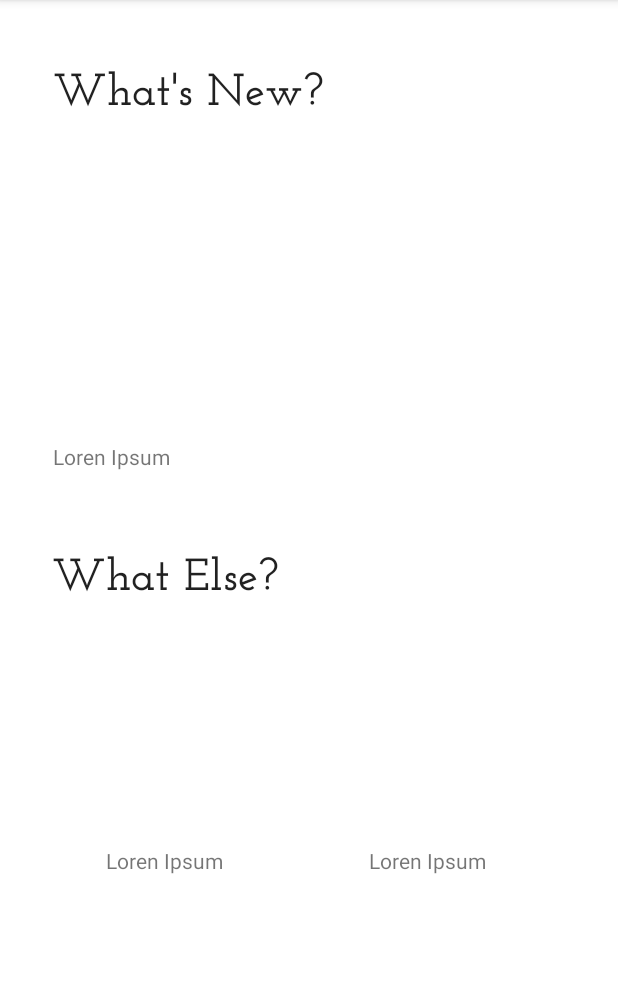
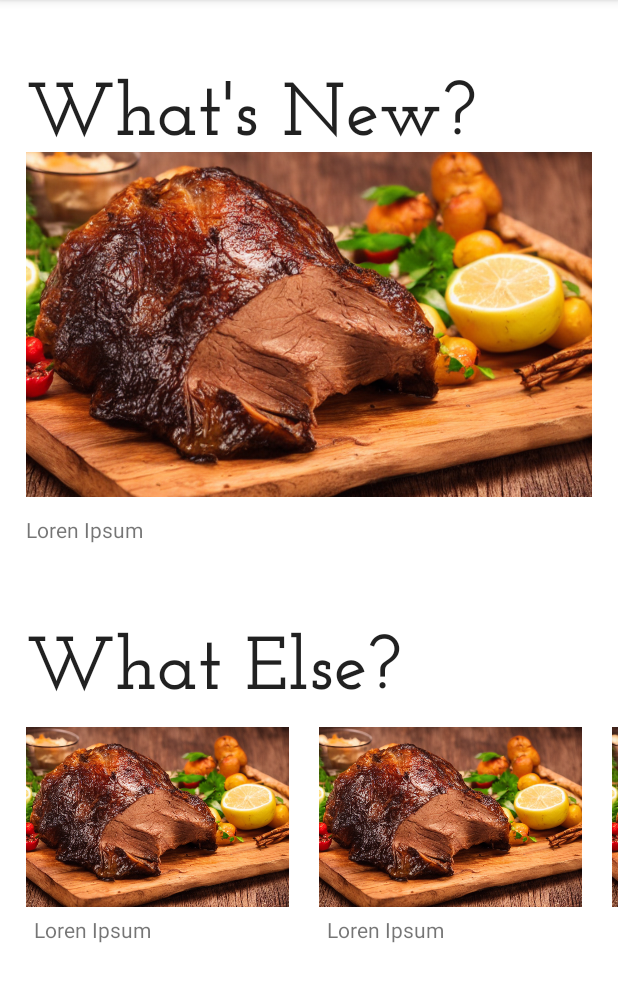
Before and after one commit to ParkerStraus/Senior-Project-App, an Android app: the screen it shows after launch (MainActivity), on a phone screen of 412 x 824 dp, the part 84-1086 px from its top. Run offline under Robolectric (Android 15) with nearby library versions, the phone set to English and light mode, and no system bars.

Commit message:
Improved layout and styling of page

```diff
--- a/TimelyChefs/app/src/main/res/layout/activity_main.xml
+++ b/TimelyChefs/app/src/main/res/layout/activity_main.xml
@@ -9,51 +9,55 @@
     <ImageView
         android:id="@+id/imageView_whatsnew"
         android:layout_width="0dp"
-        android:layout_height="189dp"
-        android:layout_marginStart="35dp"
+        android:layout_height="230dp"
+        android:layout_marginStart="17dp"
         android:layout_marginTop="8dp"
-        android:layout_marginEnd="35dp"
+        android:layout_marginEnd="17dp"
         android:contentDescription="@string/imageoffood"
         android:scaleType="centerCrop"
+        android:src="@drawable/roast"
         app:layout_constraintEnd_toEndOf="parent"
         app:layout_constraintHorizontal_bias="0.0"
         app:layout_constraintStart_toStartOf="parent"
         app:layout_constraintTop_toBottomOf="@+id/textView_whatsNew"
-        tools:srcCompat="@drawable/roast" />
+        tools:src="@drawable/roast" />
 
     <TextView
         android:id="@+id/textView_whatsNew"
-        android:layout_width="223dp"
-        android:layout_height="43dp"
+        android:layout_width="0dp"
+        android:layout_height="50dp"
+        android:layout_marginStart="17dp"
         android:text="@string/whatsnew"
         android:textAppearance="@style/HeaderText"
         app:layout_constraintBottom_toBottomOf="parent"
         app:layout_constraintEnd_toEndOf="parent"
-        app:layout_constraintHorizontal_bias="0.186"
+        app:layout_constraintHorizontal_bias="0.0"
         app:layout_constraintStart_toStartOf="parent"
         app:layout_constraintTop_toTopOf="parent"
-        app:layout_constraintVertical_bias="0.058" />
+        app:layout_constraintVertical_bias="0.060000002" />
 
     <TextView
         android:id="@+id/textView_whatElse"
-        android:layout_width="174dp"
+        android:layout_width="0dp"
         android:layout_height="50dp"
+        android:layout_marginStart="17dp"
+        android:layout_marginEnd="17dp"
         android:text="@string/whatelse"
         android:textAppearance="@style/HeaderText"
         app:layout_constraintBottom_toBottomOf="parent"
         app:layout_constraintEnd_toEndOf="parent"
-        app:layout_constraintHorizontal_bias="0.147"
+        app:layout_constraintHorizontal_bias="1.0"
         app:layout_constraintStart_toStartOf="parent"
         app:layout_constraintTop_toBottomOf="@+id/textView_caption"
-        app:layout_constraintVertical_bias="0.036" />
+        app:layout_constraintVertical_bias="0.038" />
 
     <TextView
         android:id="@+id/textView_caption"
-        android:layout_width="342dp"
+        android:layout_width="0dp"
         android:layout_height="57dp"
-        android:layout_marginStart="35dp"
+        android:layout_marginStart="17dp"
         android:layout_marginTop="12dp"
-        android:layout_marginEnd="35dp"
+        android:layout_marginEnd="17dp"
         android:text="@string/lipsum"
         app:layout_constraintEnd_toEndOf="parent"
         app:layout_constraintHorizontal_bias="0.0"
@@ -62,10 +66,9 @@
 
     <HorizontalScrollView
         android:layout_width="0dp"
-        android:layout_height="320dp"
-        android:layout_marginStart="35dp"
-        android:layout_marginEnd="35dp"
-        android:fillViewport="true"
+        android:layout_height="230dp"
+        android:layout_marginBottom="32dp"
+        android:fillViewport="false"
         app:layout_constraintBottom_toBottomOf="parent"
         app:layout_constraintEnd_toEndOf="parent"
         app:layout_constraintStart_toStartOf="parent"
@@ -75,12 +78,16 @@
         <LinearLayout
             android:layout_width="wrap_content"
             android:layout_height="match_parent"
-            android:orientation="horizontal">
+            android:orientation="horizontal"
+            android:paddingLeft="7dp"
+            android:paddingRight="7dp">
 
             <LinearLayout
                 android:layout_width="match_parent"
                 android:layout_height="match_parent"
-                android:orientation="vertical">
+                android:orientation="vertical"
+                android:paddingLeft="10dp"
+                android:paddingRight="10dp">
 
                 <ImageView
                     android:id="@+id/imageView_whatsnew3"
@@ -88,22 +95,24 @@
                     android:layout_height="120dp"
                     android:contentDescription="@string/imageoffood"
                     android:scaleType="centerCrop"
-                    tools:srcCompat="@drawable/roast" />
+                    android:src="@drawable/roast"
+                    tools:src="@drawable/roast" />
 
                 <TextView
                     android:id="@+id/textView_caption3"
                     android:layout_width="match_parent"
                     android:layout_height="47dp"
-                    android:layout_marginStart="35dp"
-                    android:layout_marginTop="12dp"
-                    android:layout_marginEnd="35dp"
+                    android:layout_marginStart="0dp"
+                    android:padding="5dp"
                     android:text="@string/lipsum" />
             </LinearLayout>
 
             <LinearLayout
                 android:layout_width="match_parent"
                 android:layout_height="match_parent"
-                android:orientation="vertical">
+                android:orientation="vertical"
+                android:paddingLeft="10dp"
+                android:paddingRight="10dp">
 
                 <ImageView
                     android:id="@+id/imageView_whatsnew4"
@@ -111,22 +120,25 @@
                     android:layout_height="120dp"
                     android:contentDescription="@string/imageoffood"
                     android:scaleType="centerCrop"
-                    tools:srcCompat="@drawable/roast" />
+                    android:src="@drawable/roast"
+                    tools:src="@drawable/roast" />
+
 
                 <TextView
                     android:id="@+id/textView_caption4"
                     android:layout_width="match_parent"
                     android:layout_height="47dp"
-                    android:layout_marginStart="35dp"
-                    android:layout_marginTop="12dp"
-                    android:layout_marginEnd="35dp"
+                    android:layout_marginStart="0dp"
+                    android:padding="5dp"
                     android:text="@string/lipsum" />
             </LinearLayout>
 
             <LinearLayout
                 android:layout_width="match_parent"
                 android:layout_height="match_parent"
-                android:orientation="vertical">
+                android:orientation="vertical"
+                android:paddingLeft="10dp"
+                android:paddingRight="10dp">
 
                 <ImageView
                     android:id="@+id/imageView_whatsnew2"
@@ -134,15 +146,16 @@
                     android:layout_height="120dp"
                     android:contentDescription="@string/imageoffood"
                     android:scaleType="centerCrop"
-                    tools:srcCompat="@drawable/roast" />
+                    android:src="@drawable/roast"
+                    tools:src="@drawable/roast" />
+
 
                 <TextView
                     android:id="@+id/textView_caption2"
                     android:layout_width="match_parent"
                     android:layout_height="47dp"
-                    android:layout_marginStart="35dp"
-                    android:layout_marginTop="12dp"
-                    android:layout_marginEnd="35dp"
+                    android:layout_marginStart="0dp"
+                    android:padding="5dp"
                     android:text="@string/lipsum" />
             </LinearLayout>
 
--- a/TimelyChefs/app/src/main/res/values/styles.xml
+++ b/TimelyChefs/app/src/main/res/values/styles.xml
@@ -2,6 +2,6 @@
 <resources>
     <style name="HeaderText" parent="TextAppearance.AppCompat">
         <item name="android:fontFamily">@font/josefinslab</item>
-        <item name="android:textSize">30dp</item>
+        <item name="android:textSize">50dp</item>
     </style>
 </resources>
```
